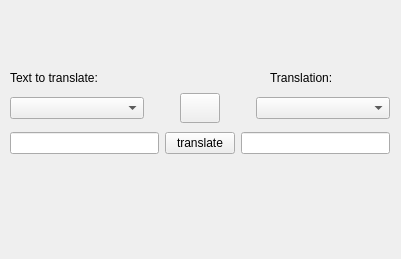
Before: the Qt Designer form src/gui/src/view/TranslatorTab.ui in cieslarmichal/glossary, drawn with Qt 5.
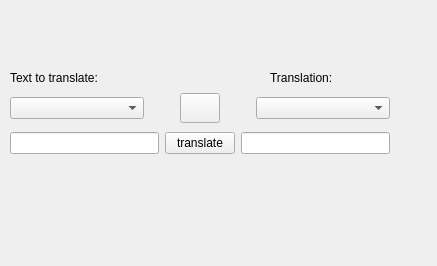
After: the same form once the commit is applied.

The edit to the form file:
```diff
--- a/src/gui/src/view/TranslatorTab.ui
+++ b/src/gui/src/view/TranslatorTab.ui
@@ -6,8 +6,8 @@
             <rect>
                 <x>0</x>
                 <y>0</y>
-                <width>401</width>
-                <height>259</height>
+    <width>437</width>
+    <height>266</height>
             </rect>
         </property>
         <property name="windowTitle">
@@ -39,7 +39,7 @@
                 <string>Translation:</string>
             </property>
         </widget>
-        <widget class="QWidget" name="">
+  <widget class="QWidget" name="layoutWidget">
             <property name="geometry">
                 <rect>
                     <x>10</x>
```
Lines whose indentation alone changed are shown as unchanged.
